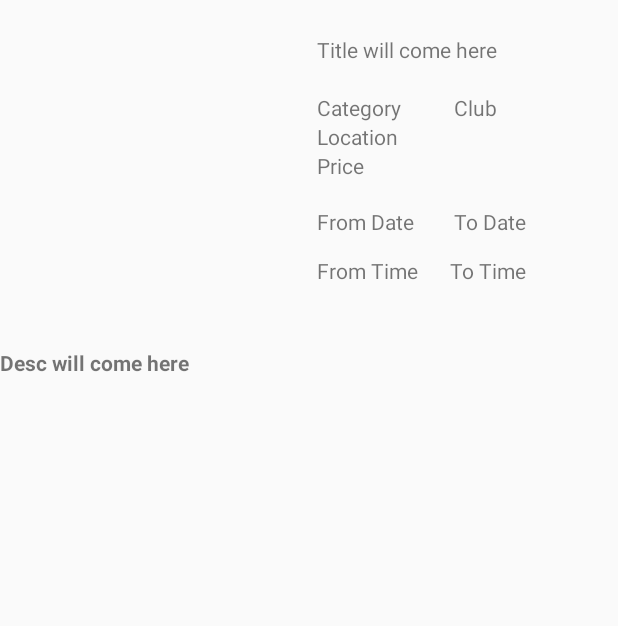
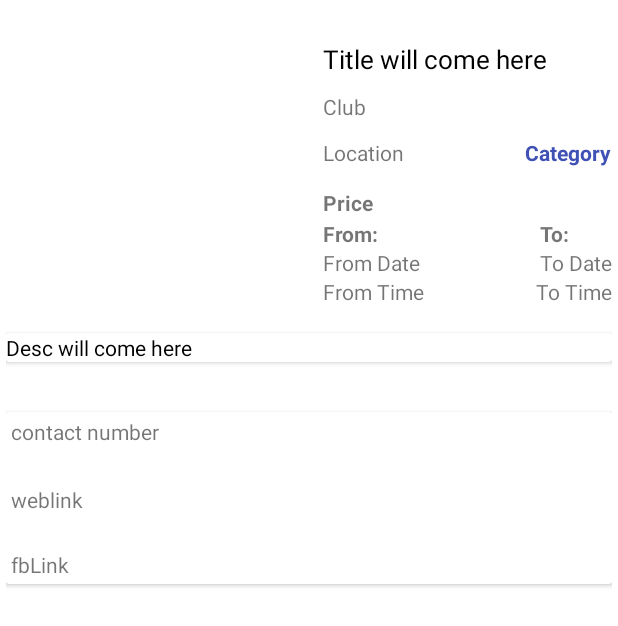
Before and after one commit to rutanshuj/TrialForEvents, an Android app: the layout activity_event_details.xml on its own in the app's theme, with its tools: preview values and no code run, on a phone screen of 412 x 824 dp. Shown: the top 626 px of the screen. Run offline under Robolectric (Android 15) with nearby library versions, the phone set to English and light mode, and no system bars.

Commit message:
Event Details almost done

```diff
--- a/app/build.gradle
+++ b/app/build.gradle
@@ -6,7 +6,7 @@ android {
     buildToolsVersion "23.0.2"
     defaultConfig {
         applicationId "com.example.admin.trialforevents"
-        minSdkVersion 16
+        minSdkVersion 21
         targetSdkVersion 25
         versionCode 1
         versionName "1.0"
--- a/app/src/main/java/com/example/admin/trialforevents/MainPage.java
+++ b/app/src/main/java/com/example/admin/trialforevents/MainPage.java
@@ -27,7 +27,6 @@ public class MainPage extends AppCompatActivity implements View.OnClickListener
     }
 
     public void onClick(View view){
-        Toast.makeText(this, "Button Selected !", Toast.LENGTH_SHORT).show();
         Intent i = new Intent(getApplicationContext(), EventView.class);
 
         switch(view.getId()){
--- a/app/src/main/java/com/example/admin/trialforevents/RecyclerView.java
+++ b/app/src/main/java/com/example/admin/trialforevents/RecyclerView.java
@@ -42,6 +42,7 @@ public class RecyclerView extends AppCompatActivity {
 
     @Override
     protected void onStart() {
+
         super.onStart();
         FirebaseRecyclerAdapter<Event, EventView.RequestViewHolder> firebaseRecyclerAdapter = new FirebaseRecyclerAdapter<Event, EventView.RequestViewHolder>(
                 Event.class,
--- a/app/src/main/res/layout/activity_event_details.xml
+++ b/app/src/main/res/layout/activity_event_details.xml
@@ -1,33 +1,20 @@
 <?xml version="1.0" encoding="utf-8"?>
 <RelativeLayout xmlns:android="http://schemas.android.com/apk/res/android"
     xmlns:tools="http://schemas.android.com/tools"
+    xmlns:app="http://schemas.android.com/apk/res-auto"
     android:id="@+id/activity_event_details"
     android:layout_width="match_parent"
     android:layout_height="match_parent"
+    android:padding="4dp"
+    android:background="#ffffff"
     tools:context="com.example.admin.trialforevents.EventDetails">
 
     <TextView
         android:layout_width="wrap_content"
         android:layout_height="wrap_content"
-        android:text="Location"
-        android:id="@+id/request_location"
-        android:layout_below="@+id/request_category_d"
-        android:layout_alignLeft="@+id/request_category_d"
-        android:layout_alignStart="@+id/request_category_d" />
-
-    <TextView
-        android:layout_width="wrap_content"
-        android:layout_height="wrap_content"
-        android:text="Desc will come here"
-        android:textStyle="bold"
-        android:layout_marginTop="32dp"
-        android:id="@+id/request_desc"
-        android:layout_below="@+id/eventImage_detailsPage" />
-
-    <TextView
-        android:layout_width="wrap_content"
-        android:layout_height="wrap_content"
         android:id="@+id/request_title_d"
+        android:textSize="17sp"
+        android:textColor="#000000"
         android:text="Title will come here"
         android:layout_alignParentTop="true"
         android:layout_toRightOf="@+id/eventImage_detailsPage"
@@ -35,65 +22,6 @@
         android:layout_marginLeft="11dp"
         android:layout_marginStart="11dp"
         android:layout_marginTop="23dp" />
-
-    <TextView
-        android:layout_width="wrap_content"
-        android:layout_height="wrap_content"
-        android:id="@+id/request_category_d"
-        android:text="Category"
-        android:layout_marginTop="19dp"
-        android:layout_below="@+id/request_title_d"
-        android:layout_alignLeft="@+id/request_title_d"
-        android:layout_alignStart="@+id/request_title_d" />
-
-    <TextView
-        android:layout_width="wrap_content"
-        android:layout_height="wrap_content"
-        android:id="@+id/request_club_d"
-        android:text="Club"
-        android:layout_alignBaseline="@+id/request_category_d"
-        android:layout_alignBottom="@+id/request_category_d"
-        android:layout_alignRight="@+id/request_title_d"
-        android:layout_alignEnd="@+id/request_title_d" />
-
-    <TextView
-        android:layout_width="wrap_content"
-        android:layout_height="wrap_content"
-        android:text="Price"
-        android:id="@+id/request_price"
-        android:layout_alignLeft="@+id/request_location"
-        android:layout_alignStart="@+id/request_location"
-        android:layout_below="@+id/request_location" />
-
-    <TextView
-        android:layout_width="wrap_content"
-        android:layout_height="wrap_content"
-        android:id="@+id/end_time"
-        android:text="To Time"
-        android:layout_marginTop="13dp"
-        android:layout_below="@+id/start_date"
-        android:layout_alignRight="@+id/end_date"
-        android:layout_alignEnd="@+id/end_date" />
-
-    <TextView
-        android:layout_width="wrap_content"
-        android:layout_height="wrap_content"
-        android:id="@+id/end_date"
-        android:text="To Date"
-        android:layout_below="@+id/request_price"
-        android:layout_alignLeft="@+id/request_club_d"
-        android:layout_alignStart="@+id/request_club_d"
-        android:layout_marginTop="18dp" />
-
-    <TextView
-        android:layout_width="wrap_content"
-        android:layout_height="wrap_content"
-        android:id="@+id/start_date"
-        android:text="From Date"
-        android:layout_alignBaseline="@+id/end_date"
-        android:layout_alignBottom="@+id/end_date"
-        android:layout_alignLeft="@+id/request_price"
-        android:layout_alignStart="@+id/request_price" />
 
     <TextView
         android:layout_width="wrap_content"
@@ -113,7 +41,138 @@
         android:scaleType="fitXY"
         android:id="@+id/eventImage_detailsPage"
         android:layout_alignParentTop="true"
-        android:layout_alignParentLeft="true"
         android:layout_alignParentStart="true" />
 
+    <TextView
+        android:layout_width="wrap_content"
+        android:layout_height="wrap_content"
+        android:id="@+id/end_time"
+        android:text="To Time"
+        android:layout_alignBottom="@+id/eventImage_detailsPage"
+        android:layout_alignEnd="@+id/end_date" />
+
+    <TextView
+        android:layout_width="wrap_content"
+        android:layout_height="wrap_content"
+        android:id="@+id/start_date"
+        android:text="From Date"
+        android:layout_above="@+id/start_time"
+        android:layout_alignStart="@+id/request_price" />
+
+    <TextView
+        android:layout_width="wrap_content"
+        android:layout_height="wrap_content"
+        android:text="From:"
+        android:textStyle="bold"
+        android:layout_above="@+id/start_date"
+        android:layout_alignStart="@+id/start_date" />
+
+    <TextView
+        android:layout_width="wrap_content"
+        android:layout_height="wrap_content"
+        android:id="@+id/end_date"
+        android:text="To Date"
+        android:layout_above="@+id/end_time"
+        android:layout_alignParentEnd="true" />
+
+    <TextView
+        android:layout_width="wrap_content"
+        android:layout_height="wrap_content"
+        android:textStyle="bold"
+        android:text="To:"
+        android:layout_above="@+id/end_date"
+        android:layout_alignStart="@+id/end_date" />
+
+    <TextView
+        android:layout_width="wrap_content"
+        android:layout_height="wrap_content"
+        android:text="Location"
+        android:id="@+id/request_location"
+        android:layout_below="@+id/request_club_d"
+        android:layout_alignStart="@+id/request_club_d"
+        android:layout_marginTop="11dp" />
+
+    <TextView
+        android:layout_width="wrap_content"
+        android:layout_height="wrap_content"
+        android:id="@+id/request_club_d"
+        android:text="Club"
+        android:layout_marginTop="10dp"
+        android:layout_below="@+id/request_title_d"
+        android:layout_alignStart="@+id/request_title_d" />
+
+    <TextView
+        android:layout_width="wrap_content"
+        android:layout_height="wrap_content"
+        android:text="Price"
+        android:textStyle="bold"
+        android:id="@+id/request_price"
+        android:layout_below="@+id/request_location"
+        android:layout_alignStart="@+id/request_location"
+        android:layout_marginTop="14dp" />
+
+    <TextView
+        android:layout_width="wrap_content"
+        android:layout_height="wrap_content"
+        android:id="@+id/request_category_d"
+        android:text="Category"
+        android:textStyle="bold"
+        android:textColor="@color/colorPrimary"
+        android:layout_above="@+id/request_price"
+        android:layout_alignParentEnd="true" />
+
+    <android.support.v7.widget.CardView
+        android:layout_width="match_parent"
+        android:layout_height="wrap_content"
+        android:layout_below="@+id/start_time"
+        android:layout_alignParentStart="true"
+        android:layout_marginTop="18dp"
+        android:id="@+id/cardView">
+      <TextView
+          android:layout_width="wrap_content"
+          android:layout_height="wrap_content"
+          android:id="@+id/request_desc"
+          android:text="Desc will come here"
+          android:textColor="#000000"/>
+    </android.support.v7.widget.CardView>
+
+    <android.support.v7.widget.CardView
+        android:layout_width="match_parent"
+        android:layout_height="wrap_content"
+        android:layout_marginTop="33dp"
+        android:id="@+id/cardViewLast"
+        android:layout_below="@+id/cardView"
+        android:layout_alignParentStart="true">
+
+        <LinearLayout
+            android:layout_width="match_parent"
+            android:layout_height="wrap_content"
+            android:orientation="vertical">
+        <TextView
+            android:layout_width="wrap_content"
+            android:layout_height="wrap_content"
+            android:text="contact number"
+            android:id="@+id/request_contact"
+             android:padding="3dp"/>
+
+            <TextView
+            android:layout_width="wrap_content"
+            android:layout_height="wrap_content"
+            android:text="weblink "
+                android:padding="3dp"
+            android:id="@+id/request_weblink"
+            android:layout_marginTop="19dp" />
+
+            <TextView
+                android:padding="3dp"
+                android:layout_width="wrap_content"
+                android:layout_height="wrap_content"
+                android:text="fbLink"
+                android:id="@+id/request_fblink"
+                android:layout_marginTop="17dp"
+                android:layout_weight="1" />
+
+        </LinearLayout>
+
+    </android.support.v7.widget.CardView>
 </RelativeLayout>
```
Also changed, not shown: app/src/main/java/com/example/admin/trialforevents/EventDetails.java (+13 -9 lines), app/src/main/java/com/example/admin/trialforevents/EventView.java (+30 -8 lines).
